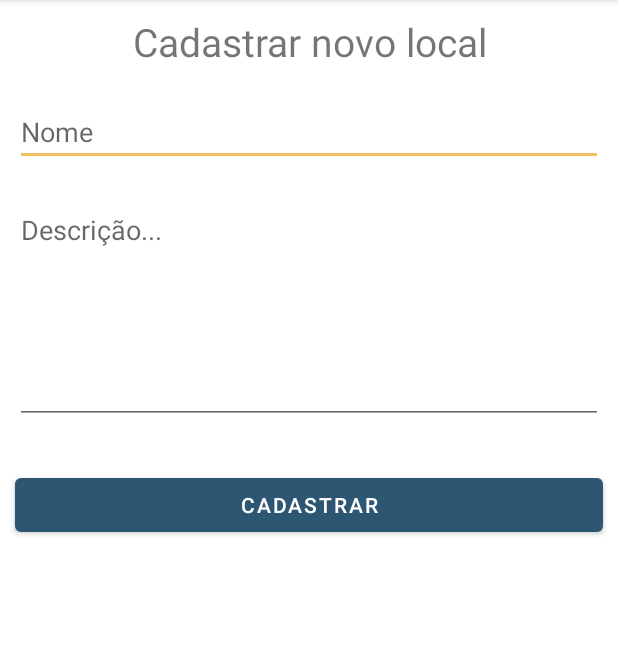
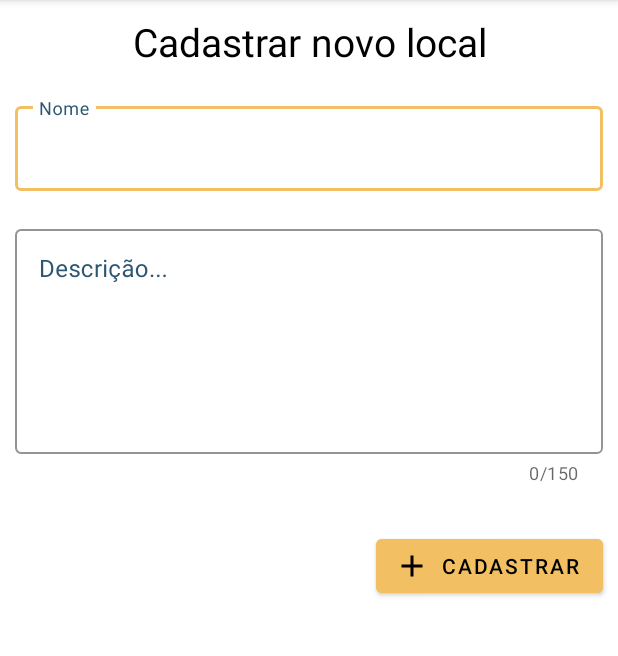
Before and after one commit to ariusxi/bike-loc, an Android app: the PlaceForm screen opened directly, with no data from a screen before it, on a phone screen of 412 x 824 dp, the part 84-740 px from its top. Run offline under Robolectric (Android 15) with nearby library versions, the phone set to English and light mode, and no system bars; our stand-ins replace Firebase (no records; nobody signed in at launch, a user with empty details on screens opened directly).

Commit message:
Material theme in inputs

```diff
--- a/app/src/main/java/br/com/felix/bikeloc/ui/PlaceForm.java
+++ b/app/src/main/java/br/com/felix/bikeloc/ui/PlaceForm.java
@@ -81,8 +81,10 @@ public class PlaceForm extends AppCompatActivity {
     };
 
     public void goToPlaceForm(View view) {
+
         Intent placeForm = new Intent(this, PlaceForm.class);
         startActivity(placeForm);
+        finish();
     }
 
     private void checkSettingAndStartUpdates() {
--- a/app/src/main/java/br/com/felix/bikeloc/ui/PlaceList.java
+++ b/app/src/main/java/br/com/felix/bikeloc/ui/PlaceList.java
@@ -44,18 +44,19 @@ public class PlaceList extends AppCompatActivity {
     private DatabaseReference db;
 
     public void goToPlaceForm(View view) {
+
         Intent placeForm = new Intent(this, PlaceForm.class);
         startActivity(placeForm);
+        finish();
     }
 
     public void goTopPlaceEdit(View view) {
         Log.v("View", String.valueOf(view));
         Intent placeForm = new Intent(this, PlaceForm.class);
         startActivity(placeForm);
+        finish();
     }
-    public void goTopPlaceRemove(View view) {
 
-    }
 
     public void showRemoveDialog(String placeId){
         AlertDialog.Builder dialogBuilder = new AlertDialog.Builder(this);
--- a/app/src/main/res/drawable/ic_baseline_add_24.xml
+++ b/app/src/main/res/drawable/ic_baseline_add_24.xml
@@ -5,6 +5,6 @@
     android:viewportHeight="24"
     android:tint="?attr/colorControlNormal">
   <path
-      android:fillColor="@android:color/white"
+      android:fillColor="@android:color/black"
       android:pathData="M19,13h-6v6h-2v-6H5v-2h6V5h2v6h6v2z"/>
 </vector>
--- a/app/src/main/res/layout/activity_place_form.xml
+++ b/app/src/main/res/layout/activity_place_form.xml
@@ -18,14 +18,37 @@
             android:text="Cadastrar novo local"
             android:textAlignment="center"
             android:textSize="26sp"
-            android:layout_margin="10dp"/>
+            android:textColor="@color/secondaryTextColor"
+            android:layout_margin="10dp"
+            />
 
+        <com.google.android.material.textfield.TextInputLayout
+            android:id="@+id/nameInput_text_input_layout"
+            android:layout_width="match_parent"
+            android:layout_height="wrap_content"
+            style="@style/Widget.MaterialComponents.TextInputLayout.OutlinedBox"
+            android:layout_margin="10dp"
+            app:boxStrokeColor="@color/secondaryColor"
+            android:textColorHint="@color/primaryColor">
         <EditText
             android:id="@+id/nameInput"
             android:layout_width="match_parent"
             android:layout_height="wrap_content"
+            android:ems="10"
+            android:hint="@string/shr_hint_nome"/>
+        </com.google.android.material.textfield.TextInputLayout>
+
+        <com.google.android.material.textfield.TextInputLayout
+            android:id="@+id/descriptionInput_text_input_layout"
+            android:layout_width="match_parent"
+            android:layout_height="wrap_content"
+            app:counterOverflowTextColor="@color/secondaryColor"
             android:layout_margin="10dp"
-            android:hint="@string/shr_hint_nome"/>
+            app:counterEnabled="true"
+            app:counterMaxLength="150"
+            app:boxStrokeColor="@color/secondaryColor"
+            android:textColorHint="@color/primaryColor"
+            style="@style/Widget.MaterialComponents.TextInputLayout.OutlinedBox">
 
         <EditText
             android:id="@+id/descriptionInput"
@@ -33,14 +56,21 @@
             android:layout_height="wrap_content"
             android:gravity="top|left"
             android:lines="6"
-            android:layout_margin="10dp"
+            android:ems="150"
             android:hint="@string/shr_hint_descricao"/>
+
+        </com.google.android.material.textfield.TextInputLayout>
 
         <Button
             android:id="@+id/registerPlaceButton"
-            android:layout_width="match_parent"
+            android:layout_width="wrap_content"
             android:layout_height="wrap_content"
             android:text="Cadastrar"
+            android:textColor="@color/secondaryTextColor"
+            app:iconTint="@color/secondaryTextColor"
+            app:icon="@drawable/ic_baseline_add_24"
+            style="@style/Widget.MaterialComponents.Button.Icon"
+            android:backgroundTint="@color/secondaryColor"
             android:layout_marginTop="20dp"
             android:onClick="savePlace"
             android:layout_gravity="right"
--- a/app/src/main/res/values/themes.xml
+++ b/app/src/main/res/values/themes.xml
@@ -3,7 +3,7 @@
     <style name="Theme.BikeLoc" parent="Theme.MaterialComponents.DayNight.DarkActionBar">
         <!-- Primary brand color. -->
         <item name="colorPrimary">@color/primaryColor</item>
-        <item name="colorPrimaryVariant">@color/primaryLightColor</item>
+        <item name="colorPrimaryVariant">@color/primaryDarkColor</item>
         <item name="colorOnPrimary">@color/primaryTextColor</item>
         <!-- Secondary brand color. -->
         <item name="colorSecondary">@color/secondaryColor</item>
@@ -12,5 +12,8 @@
         <!-- Status bar color. -->
         <item name="android:statusBarColor" tools:targetApi="l">?attr/colorPrimaryVariant</item>
         <!-- Customize your theme here. -->
+        <item name="colorControlNormal">#d32f2f</item>
+        <item name="colorControlActivated">#ff5722</item>
+        <item name="colorControlHighlight">#f44336</item>
     </style>
 </resources>
```
Also changed, not shown: app/src/main/res/layout/place_item.xml (+20 -16 lines).
